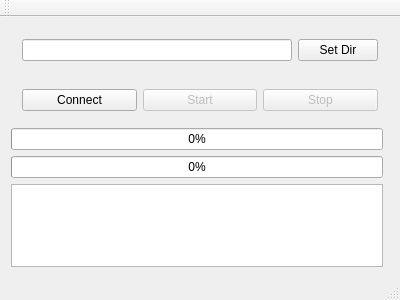
The window that mainwindow.ui (maruncz/pentax-wifi-tether) describes before a commit, drawn with Qt 5.
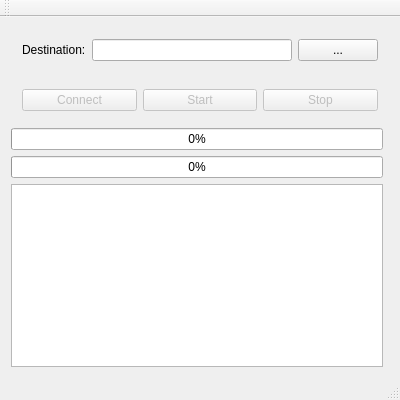
The same window after the commit.

Diff of the .ui file:
```diff
--- a/mainwindow.ui
+++ b/mainwindow.ui
@@ -7,7 +7,7 @@
     <x>0</x>
     <y>0</y>
     <width>400</width>
-    <height>300</height>
+    <height>400</height>
    </rect>
   </property>
   <property name="windowTitle">
@@ -25,12 +25,23 @@
       </property>
       <layout class="QGridLayout" name="gridLayout_2">
        <item row="1" column="0">
-        <widget class="QLineEdit" name="lineEdit"/>
+        <widget class="QLabel" name="label">
+         <property name="text">
+          <string>Destination:</string>
+         </property>
+        </widget>
        </item>
        <item row="1" column="1">
-        <widget class="QPushButton" name="pushButton">
+        <widget class="QLineEdit" name="lineEdit">
+         <property name="readOnly">
+          <bool>true</bool>
+         </property>
+        </widget>
+       </item>
+       <item row="1" column="2">
+        <widget class="QPushButton" name="buttonDest">
          <property name="text">
-          <string>Set Dir</string>
+          <string>...</string>
          </property>
         </widget>
        </item>
@@ -80,6 +91,9 @@
       <layout class="QGridLayout" name="gridLayout_3">
        <item row="0" column="0">
         <widget class="QPushButton" name="buttonConnect">
+         <property name="enabled">
+          <bool>false</bool>
+         </property>
          <property name="text">
           <string>Connect</string>
          </property>
```
Left out of the diff: 8 changed lines with no effect on the pictures.
